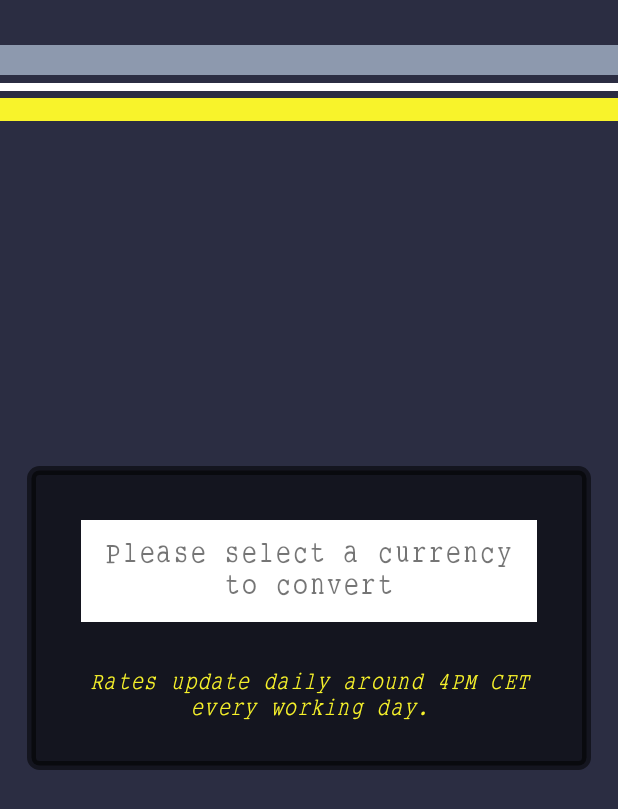
After one commit to AbbieTurner95/CurrencyConvertor_AndroidApp, an Android app: the fragment SelectRatesFragment placed in its activity, on a phone screen of 412 x 824 dp. The commit adds this screen. Shown: the top 809 px of the screen. Run offline under Robolectric (Android 15) with nearby library versions, the phone set to English and light mode, and no system bars; our stand-ins replace EventBus.

Commit message:
fragment implementation of first screens

```diff
--- a/app/build.gradle
+++ b/app/build.gradle
@@ -24,6 +24,7 @@ dependencies {
     implementation 'com.android.support:appcompat-v7:27.0.2'
     implementation 'com.android.support:design:27.0.2'
     implementation 'com.android.support.constraint:constraint-layout:1.0.2'
+    implementation 'com.android.support:support-v4:27.0.2'
     testImplementation 'junit:junit:4.12'
     androidTestImplementation 'com.android.support.test:runner:1.0.1'
     androidTestImplementation 'com.android.support.test.espresso:espresso-core:3.0.1'
--- a/app/src/main/java/android/example/com/ratescurrencyapp/NoConnectionActivity.java
+++ b/app/src/main/java/android/example/com/ratescurrencyapp/NoConnectionActivity.java
@@ -1,10 +1,5 @@
 package android.example.com.ratescurrencyapp;
 
-import android.content.Context;
-import android.content.Intent;
-import android.net.ConnectivityManager;
-import android.net.NetworkInfo;
-import android.os.Handler;
 import android.support.v7.app.AppCompatActivity;
 import android.os.Bundle;
 
--- /dev/null
+++ b/app/src/main/java/android/example/com/ratescurrencyapp/SelectRatesFragment.java
@@ -0,0 +1,124 @@
+package android.example.com.ratescurrencyapp;
+
+import android.content.Context;
+import android.content.Intent;
+import android.net.Uri;
+import android.os.Bundle;
+import android.support.annotation.NonNull;
+import android.support.annotation.Nullable;
+import android.support.v4.app.Fragment;
+import android.view.LayoutInflater;
+import android.view.View;
+import android.view.ViewGroup;
+import android.widget.AdapterView;
+import android.widget.Spinner;
+
+import java.util.ArrayList;
+
+public class SelectRatesFragment extends Fragment {
+
+    public static final String CURRENCY_EXTRA_KEY = "currencyToConvertExtraKey";
+
+    private OnRateSelectedListener mListener;
+
+    public SelectRatesFragment() {
+        // Required empty public constructor
+    }
+
+    public static SelectRatesFragment newInstance() {
+        SelectRatesFragment fragment = new SelectRatesFragment();
+        return fragment;
+    }
+
+    @Override
+    public void onCreate(Bundle savedInstanceState) {
+        super.onCreate(savedInstanceState);
+    }
+
+    @Override
+    public void onViewCreated(@NonNull View view, @Nullable Bundle savedInstanceState) {
+        super.onViewCreated(view, savedInstanceState);
+
+        ArrayList<SpinnerData> list = new ArrayList<>();                           //populate spinner with currency rates and flags
+        list.add(new SpinnerData(getString(R.string.select_string), null)); //hint
+        list.add(new SpinnerData("USD", R.drawable.us));
+        list.add(new SpinnerData("GBP", R.drawable.gb));
+        list.add(new SpinnerData("AUD", R.drawable.au));
+        list.add(new SpinnerData("BGN", R.drawable.bg));
+        list.add(new SpinnerData("EUR", R.drawable.eu));
+        list.add(new SpinnerData("BRL", R.drawable.br));
+        list.add(new SpinnerData("CAD", R.drawable.ca));
+        list.add(new SpinnerData("CHF", R.drawable.ch));
+        list.add(new SpinnerData("CNY", R.drawable.cn));
+        list.add(new SpinnerData("CZK", R.drawable.cz));
+        list.add(new SpinnerData("DKK", R.drawable.dk));
+        list.add(new SpinnerData("HKD", R.drawable.hk));
+        list.add(new SpinnerData("HRK", R.drawable.hr));
+        list.add(new SpinnerData("HUF", R.drawable.hu));
+        list.add(new SpinnerData("IDR", R.drawable.id));
+        list.add(new SpinnerData("ILS", R.drawable.il));
+        list.add(new SpinnerData("INR", R.drawable.in));
+        list.add(new SpinnerData("JPY", R.drawable.jp));
+        list.add(new SpinnerData("KRW", R.drawable.kr));
+        list.add(new SpinnerData("MXN", R.drawable.mx));
+        list.add(new SpinnerData("MYR", R.drawable.my));
+        list.add(new SpinnerData("NOK", R.drawable.no));
+        list.add(new SpinnerData("NZD", R.drawable.nz));
+        list.add(new SpinnerData("PHP", R.drawable.ph));
+        list.add(new SpinnerData("PLN", R.drawable.pl));
+        list.add(new SpinnerData("RON", R.drawable.ro));
+        list.add(new SpinnerData("RUB", R.drawable.ru));
+        list.add(new SpinnerData("SEK", R.drawable.se));
+        list.add(new SpinnerData("SGD", R.drawable.sg));
+        list.add(new SpinnerData("THB", R.drawable.th));
+        list.add(new SpinnerData("TRY", R.drawable.tr));
+        list.add(new SpinnerData("ZAR", R.drawable.za));
+
+        final Spinner rateSpinner = getView().findViewById(R.id.rates_spinner);
+        SpinnerAdapter adapter = new SpinnerAdapter(getActivity(), R.layout.spinner_layout, R.id.rates_text, list);
+        rateSpinner.setAdapter(adapter);
+        rateSpinner.setSelection(rateSpinner.getSelectedItemPosition(), false);
+
+        rateSpinner.setOnItemSelectedListener(new AdapterView.OnItemSelectedListener() {
+            @Override
+            public void onItemSelected(AdapterView<?> parentView, View selectedItemView, int position, long id) {
+                String currencyToConvert = ((SpinnerData) parentView.getItemAtPosition(position)).getText(); //get selected item from drop down
+
+                if (position == 0) {          //check to see if user selects the hint if they do
+                    return;                   //return
+                }
+                mListener.onRateSelected(currencyToConvert);
+            }
+
+            @Override
+            public void onNothingSelected(AdapterView<?> parentView) {}
+        });
+    }
+
+    @Override
+    public View onCreateView(LayoutInflater inflater, ViewGroup container, Bundle savedInstanceState) {
+        // Inflate the layout for this fragment
+        return inflater.inflate(R.layout.fragment_select_rates, container, false);
+    }
+
+    @Override
+    public void onAttach(Context context) { //check to see if instance of method is implemented
+        super.onAttach(context);
+
+        if (context instanceof OnRateSelectedListener) {
+            mListener = (OnRateSelectedListener) context;
+        } else {
+            throw new RuntimeException(context.toString() + " must implement OnRateSelectedListener");
+        }
+    }
+
+    @Override
+    public void onDetach() {
+        super.onDetach();
+        mListener = null;
+    }
+
+    public interface OnRateSelectedListener {
+        void onRateSelected(String currencyToConvert);
+    }
+}
--- /dev/null
+++ b/app/src/main/res/layout/fragment_select_rates.xml
@@ -0,0 +1,68 @@
+<?xml version="1.0" encoding="utf-8"?>
+<FrameLayout xmlns:android="http://schemas.android.com/apk/res/android"
+    xmlns:tools="http://schemas.android.com/tools"
+    android:layout_width="match_parent"
+    android:layout_height="match_parent"
+    android:gravity="center"
+    android:layout_gravity="center"
+    tools:context="android.example.com.ratescurrencyapp.SelectRatesActivity">
+
+    <ImageView
+        android:contentDescription="@string/CD_background"
+        android:layout_width="match_parent"
+        android:layout_height="match_parent"
+        android:scaleType="centerCrop"
+        android:src="@color/gunMetal" />
+
+    <View
+        android:layout_marginTop="65dp"
+        android:layout_width="match_parent"
+        android:layout_height="15dp"
+        android:background="@color/maxYellow" />
+
+    <View
+        android:layout_marginTop="55dp"
+        android:layout_width="match_parent"
+        android:layout_height="5dp"
+        android:background="@color/white" />
+
+    <View
+        android:layout_marginTop="30dp"
+        android:layout_width="match_parent"
+        android:layout_height="20dp"
+        android:background="@color/greyBlue" />
+
+
+    <LinearLayout
+        android:layout_width="match_parent"
+        android:layout_height="wrap_content"
+        android:background="@drawable/black_box"
+        android:gravity="center"
+        android:layout_gravity="center"
+        android:orientation="vertical"
+        android:layout_margin="18dp"
+        android:padding="18dp">
+
+        <Spinner
+            android:id="@+id/rates_spinner"
+            android:layout_width="match_parent"
+            android:layout_height="wrap_content"
+            android:layout_gravity="center"
+            android:layout_margin="18dp"
+            android:fontFamily="@font/small_type_writing_medium"
+            android:background="@android:color/white"
+            android:gravity="center" />
+
+        <TextView
+            android:layout_width="wrap_content"
+            android:layout_height="wrap_content"
+            android:textStyle="italic"
+            android:fontFamily="@font/small_type_writing"
+            android:gravity="center"
+            android:text="@string/updateInfoText"
+            android:textSize="16sp"
+            android:textColor="@color/maxYellow"
+            android:layout_margin="12dp"/>
+
+    </LinearLayout>
+</FrameLayout>
--- a/app/src/main/res/values/strings.xml
+++ b/app/src/main/res/values/strings.xml
@@ -9,4 +9,7 @@
     <string name="rates_string">Rate </string>
     <string name="updated_rates_string">Rates last updated </string>
     <string name="CD_background">Background</string>
+
+    <!-- TODO: Remove or change this placeholder text -->
+    <string name="hello_blank_fragment">Hello blank fragment</string>
 </resources>
```
Also changed, not shown: app/src/main/java/android/example/com/ratescurrencyapp/NoConnectionFragment.java (added, +55 -0 lines), app/src/main/java/android/example/com/ratescurrencyapp/SelectRatesActivity.java (+8 -67 lines), app/src/main/res/layout/activity_select_rates.xml (+3 -60 lines), app/src/main/res/layout/fragment_no_connection.xml (added, +92 -0 lines).
